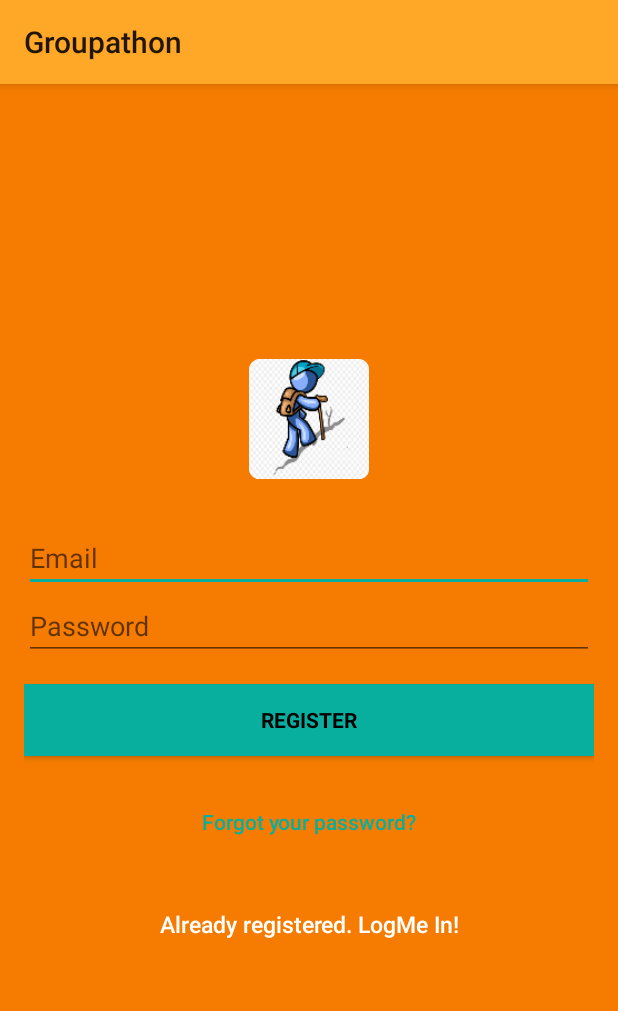
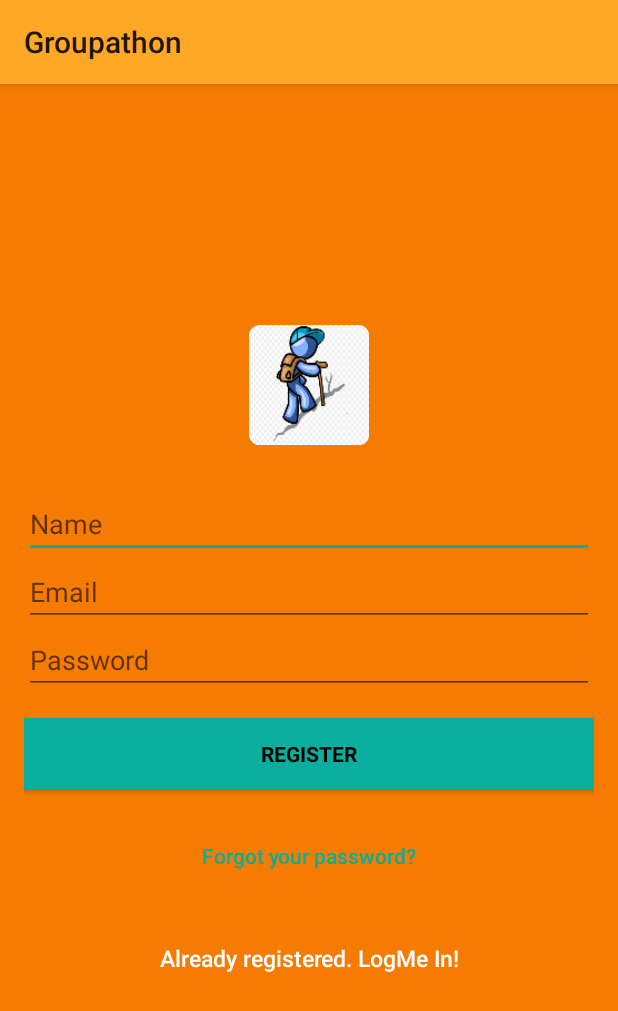
Before and after one commit to usurakod/Groupathon2, an Android app: the SignupActivity screen opened directly, with no data from a screen before it, on a phone screen of 412 x 824 dp. Shown: the top 1011 px of the screen. Run offline under Robolectric (Android 15) with nearby library versions, the phone set to English and light mode, and no system bars; our stand-ins replace Firebase (no records; nobody signed in at launch, a user with empty details on screens opened directly).

Commit message:
Display Name added

```diff
--- a/Groupathon/app/src/main/java/com/example/umasurakod/groupathon/AccountActivity/SignupActivity.java
+++ b/Groupathon/app/src/main/java/com/example/umasurakod/groupathon/AccountActivity/SignupActivity.java
@@ -17,6 +17,8 @@ import com.google.android.gms.tasks.OnCompleteListener;
 import com.google.android.gms.tasks.Task;
 import com.google.firebase.auth.AuthResult;
 import com.google.firebase.auth.FirebaseAuth;
+import com.google.firebase.auth.FirebaseUser;
+import com.google.firebase.auth.UserProfileChangeRequest;
 import com.google.firebase.database.DataSnapshot;
 import com.google.firebase.database.DatabaseError;
 import com.google.firebase.database.DatabaseReference;
@@ -25,7 +27,7 @@ import com.google.firebase.database.ValueEventListener;
 
 public class SignupActivity extends AppCompatActivity {
 
-    private EditText inputEmail, inputPassword;
+    private EditText inputEmail, inputPassword,inputName;
     private Button btnSignIn, btnSignUp, btnResetPassword;
     private ProgressBar progressBar;
     private FirebaseAuth auth;
@@ -42,7 +44,9 @@ public class SignupActivity extends AppCompatActivity {
         btnSignUp = findViewById(R.id.sign_up_button);
         inputEmail = findViewById(R.id.email);
         inputPassword = findViewById(R.id.password);
+        inputName=findViewById(R.id.displayname);
         progressBar = findViewById(R.id.progressBar);
+
         btnResetPassword = findViewById(R.id.btn_reset_password);
 
         btnResetPassword.setOnClickListener(new View.OnClickListener() {
@@ -66,6 +70,7 @@ public class SignupActivity extends AppCompatActivity {
 
                 final String email = inputEmail.getText().toString().trim();
                 final String password = inputPassword.getText().toString().trim();
+                final String name=inputName.getText().toString().trim();
 
                 if (TextUtils.isEmpty(email)) {
                     Toast.makeText(getApplicationContext(), "Enter email address!", Toast.LENGTH_SHORT).show();
@@ -76,11 +81,17 @@ public class SignupActivity extends AppCompatActivity {
                     Toast.makeText(getApplicationContext(), "Enter password!", Toast.LENGTH_SHORT).show();
                     return;
                 }
+                if (TextUtils.isEmpty(name)) {
+                    Toast.makeText(getApplicationContext(), "Enter name!", Toast.LENGTH_SHORT).show();
+                    return;
+                }
 
                 if (password.length() < 6) {
                     Toast.makeText(getApplicationContext(), "Password too short, enter minimum 6 characters!", Toast.LENGTH_SHORT).show();
                     return;
                 }
+
+
 
                 progressBar.setVisibility(View.VISIBLE);
                 //create user
@@ -96,6 +107,9 @@ public class SignupActivity extends AppCompatActivity {
                                             Toast.LENGTH_SHORT).show();
                                 } else {
                                     final DatabaseReference mDatabase = FirebaseDatabase.getInstance().getReference();
+                                    FirebaseUser user=auth.getCurrentUser();
+                                     UserProfileChangeRequest userprofile=new UserProfileChangeRequest.Builder().setDisplayName(name).build();
+                                     user.updateProfile(userprofile);
                                     mDatabase.addValueEventListener(new ValueEventListener() {
                                         @Override
                                         public void onDataChange(@NonNull DataSnapshot dataSnapshot) {
--- a/Groupathon/app/src/main/java/com/example/umasurakod/groupathon/Group_members.java
+++ b/Groupathon/app/src/main/java/com/example/umasurakod/groupathon/Group_members.java
@@ -65,7 +65,7 @@ public class Group_members extends AppCompatActivity {
             public void onChildAdded(@NonNull DataSnapshot dataSnapshot, @Nullable String s) {
                 /*if(dataSnapshot.child("User").getValue(String.class)!=null ) {*/
 
-                    names = dataSnapshot.child("User").getValue(String.class);
+                    names = dataSnapshot.child("User Name").getValue(String.class);
 
                     latestGroupmemNames.add(names);
                     images.add(R.drawable.download1);
--- a/Groupathon/app/src/main/java/com/example/umasurakod/groupathon/MainActivity.java
+++ b/Groupathon/app/src/main/java/com/example/umasurakod/groupathon/MainActivity.java
@@ -573,7 +573,7 @@ public class MainActivity extends AppCompatActivity {
             emailIds.add( userii);
         }
 
-        if(emailIds.contains(email)){
+        if(emailIds.contains(user.getEmail())){
             return true;
         }
 
--- a/Groupathon/app/src/main/java/com/example/umasurakod/groupathon/join_group.java
+++ b/Groupathon/app/src/main/java/com/example/umasurakod/groupathon/join_group.java
@@ -35,6 +35,7 @@ public class join_group extends AppCompatActivity {
     String groupid,userid;
     String eventdate;
     String eventloc;
+    String myName;
 
 
     @Override
@@ -56,6 +57,7 @@ public class join_group extends AppCompatActivity {
         grpDetail.setText(grpDesc);
         final FirebaseUser user = FirebaseAuth.getInstance().getCurrentUser();
         email = user.getEmail();
+        myName = user.getDisplayName();
 
         listItems = (ListView)findViewById(R.id.list_items);
 
@@ -72,6 +74,7 @@ public class join_group extends AppCompatActivity {
                         HashMap<String,String> grpMap = new HashMap<>();
                         grpMap.put("User",email);
                         grpMap.put("Details",grpDesc);
+                        grpMap.put("User Name",myName);
 
                         groupid=joinGroup.push().getKey();
                         HashMap<String,String> userMap = new HashMap<>();
--- a/Groupathon/app/src/main/res/layout/activity_signup.xml
+++ b/Groupathon/app/src/main/res/layout/activity_signup.xml
@@ -24,7 +24,14 @@
             android:contentDescription=""
             android:src="@mipmap/ic_launcher"
             tools:ignore="ContentDescription" />
-
+        <EditText
+            android:id="@+id/displayname"
+            android:layout_width="match_parent"
+            android:layout_height="wrap_content"
+            android:hint="Name"
+            android:maxLines="1"
+            android:inputType="textPersonName"
+            android:textColor="@android:color/white" />
 
         <EditText
             android:id="@+id/email"
```
Also changed, not shown: Groupathon/app/src/main/java/com/example/umasurakod/groupathon/create_group.java (+19 -3 lines).
